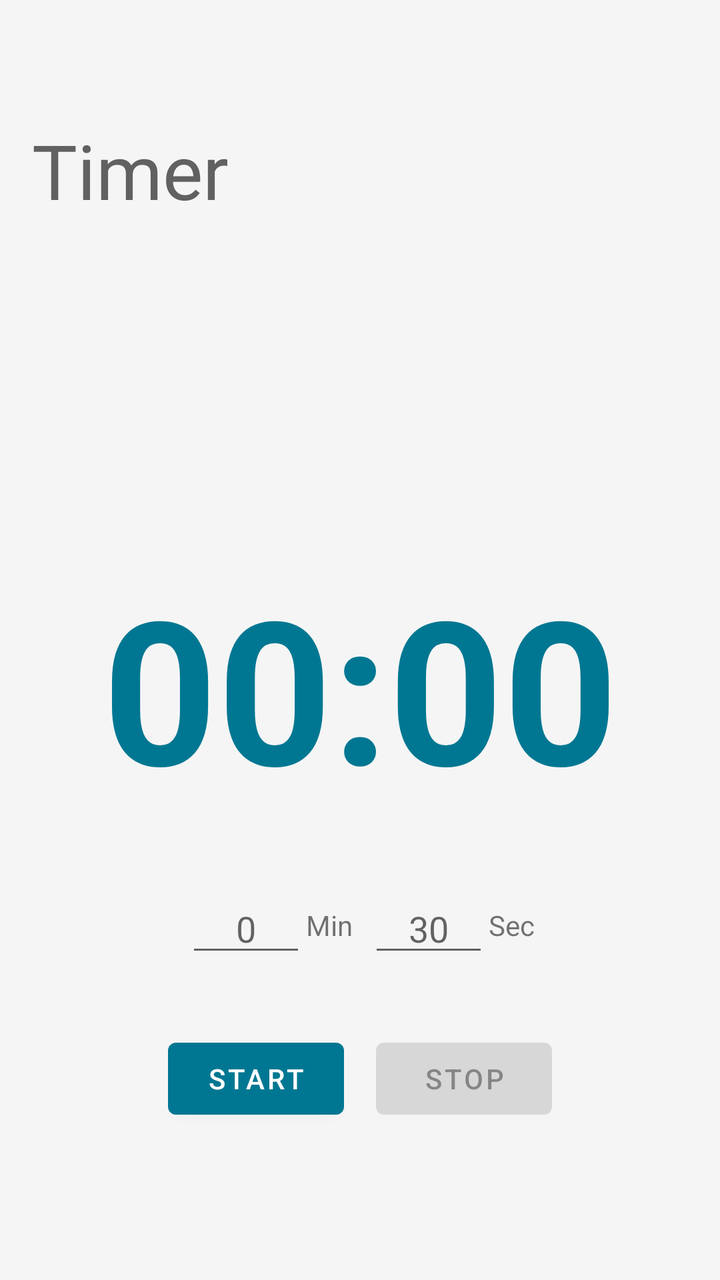
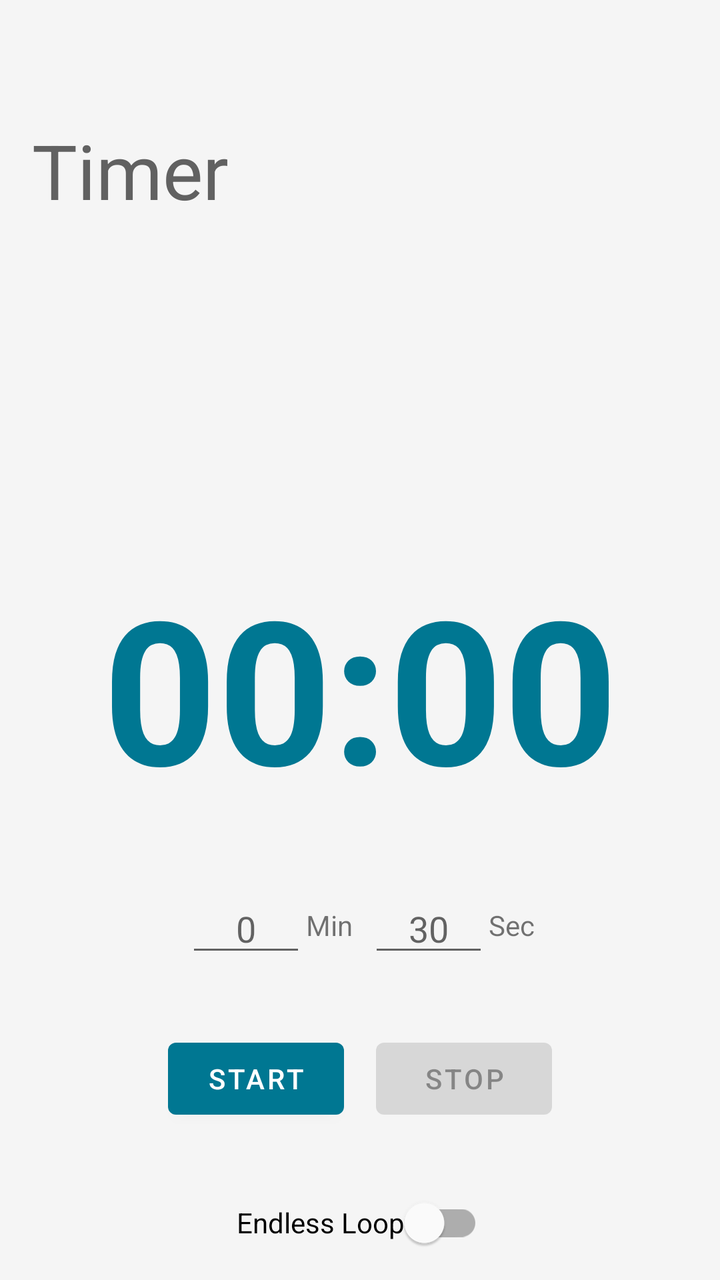

The first picture is an Android layout as it rendered before a commit; the second is the same layout after the commit. The layout source and the unified diff follow.
<!-- AndroidManifest.xml: application theme Theme.PracticeTime -->
<!-- res/layout/fragment_timer.xml -->
<?xml version="1.0" encoding="utf-8"?>
<androidx.coordinatorlayout.widget.CoordinatorLayout xmlns:android="http://schemas.android.com/apk/res/android"
    xmlns:app="http://schemas.android.com/apk/res-auto"
    xmlns:tools="http://schemas.android.com/tools"
    android:layout_width="match_parent"
    android:layout_height="match_parent"
    tools:context=".ui.timer.TimerFragment">

    <com.google.android.material.appbar.AppBarLayout
        android:id="@+id/timerAppbar"
        style="@style/AppBar">

        <com.google.android.material.appbar.CollapsingToolbarLayout
            android:id="@+id/timer_collapsing_toolbar_layout"
            style="@style/CollapsingToolbar"
            app:title="@string/navigationTimerTitle"
            app:toolbarId="@+id/timerToolbar">

            <androidx.appcompat.widget.Toolbar
                android:id="@+id/timerToolbar"
                style="@style/Toolbar" />

        </com.google.android.material.appbar.CollapsingToolbarLayout>
    </com.google.android.material.appbar.AppBarLayout>

    <androidx.constraintlayout.widget.ConstraintLayout
        android:layout_width="match_parent"
        android:layout_height="match_parent"
        app:layout_behavior="@string/appbar_scrolling_view_behavior">

        <TextView
            android:id="@+id/timerCountdown"
            android:layout_width="wrap_content"
            android:layout_height="wrap_content"
            android:text="00:00"
            android:textSize="100sp"
            android:textStyle="bold"
            android:textColor="?attr/colorPrimary"
            app:layout_constraintBottom_toTopOf="@+id/timerInputLayout"
            app:layout_constraintEnd_toEndOf="parent"
            app:layout_constraintStart_toStartOf="parent"
            app:layout_constraintTop_toTopOf="parent"
            app:layout_constraintVertical_chainStyle="packed" />

        <LinearLayout
            android:id="@+id/timerInputLayout"
            android:layout_width="wrap_content"
            android:layout_height="wrap_content"
            android:layout_marginTop="32dp"
            android:orientation="horizontal"
            android:gravity="center_vertical"
            app:layout_constraintBottom_toTopOf="@+id/timerControls"
            app:layout_constraintEnd_toEndOf="parent"
            app:layout_constraintStart_toStartOf="parent"
            app:layout_constraintTop_toBottomOf="@+id/timerCountdown">

            <EditText
                android:id="@+id/timerInputMinutes"
                android:layout_width="60dp"
                android:layout_height="wrap_content"
                android:gravity="center"
                android:hint="0"
                android:inputType="number"
                android:maxLength="2"
                android:autofillHints="none" />

            <TextView
                android:layout_width="wrap_content"
                android:layout_height="wrap_content"
                android:layout_marginEnd="8dp"
                android:text="@string/timer_minutes" />

            <EditText
                android:id="@+id/timerInputSeconds"
                android:layout_width="60dp"
                android:layout_height="wrap_content"
                android:gravity="center"
                android:hint="30"
                android:inputType="number"
                android:maxLength="2"
                android:autofillHints="none" />

            <TextView
                android:layout_width="wrap_content"
                android:layout_height="wrap_content"
                android:text="@string/timer_seconds" />

        </LinearLayout>

        <LinearLayout
            android:id="@+id/timerControls"
            android:layout_width="wrap_content"
            android:layout_height="wrap_content"
            android:layout_marginTop="32dp"
            android:orientation="horizontal"
            app:layout_constraintBottom_toBottomOf="parent"
            app:layout_constraintEnd_toEndOf="parent"
            app:layout_constraintStart_toStartOf="parent"
            app:layout_constraintTop_toBottomOf="@+id/timerInputLayout">

            <Button
                android:id="@+id/timerStartBtn"
                android:layout_width="wrap_content"
                android:layout_height="wrap_content"
                android:layout_marginEnd="16dp"
                android:text="@string/timer_start" />

            <Button
                android:id="@+id/timerStopBtn"
                android:layout_width="wrap_content"
                android:layout_height="wrap_content"
                android:text="@string/timer_stop"
                android:enabled="false" />

        </LinearLayout>

    </androidx.constraintlayout.widget.ConstraintLayout>

</androidx.coordinatorlayout.widget.CoordinatorLayout>
<!-- resources referenced by this layout -->
<resources>
  <string name="navigationTimerTitle">Timer</string>
  <string name="timer_minutes">Min</string>
  <string name="timer_seconds">Sec</string>
  <string name="timer_start">Start</string>
  <string name="timer_stop">Stop</string>
  <style name="AppBar" parent="">
          <item name="android:layout_width">match_parent</item>
          <item name="android:layout_height">wrap_content</item>
          <item name="android:background">?android:attr/colorBackground</item>
          <item name="android:fitsSystemWindows">true</item>
      </style>
  <style name="CollapsingToolbar" parent="">
          <item name="android:layout_width">match_parent</item>
          <item name="android:layout_height">128dp</item>
          <item name="collapsedTitleTextAppearance">@style/ToolbarTitleCollapsed</item>
          <item name="expandedTitleTextAppearance">@style/ToolbarTitleExpanded</item>
          <item name="expandedTitleMarginBottom">28dp</item>
          <item name="expandedTitleMarginStart">16dp</item>
          <item name="layout_scrollFlags">scroll|exitUntilCollapsed</item>
          <item name="titleCollapseMode">scale</item>
      </style>
  <style name="Toolbar" parent="">
          <item name="android:layout_width">match_parent</item>
          <item name="android:layout_height">?attr/actionBarSize</item>
          <item name="layout_collapseMode">pin</item>
      </style>
  <style name="Theme.PracticeTime" parent="Theme.MaterialComponents.DayNight.NoActionBar">
          
          <item name="colorPrimary">@color/primary_light</item>
          <item name="colorPrimaryVariant">@color/primary_light_variant</item>
          <item name="colorOnPrimary">@color/white</item>
          
          <item name="colorSecondary">@color/secondary_light</item>
          <item name="colorSecondaryVariant">@color/secondary_light</item>
          <item name="colorOnSecondary">@color/white</item>
          <item name="colorSurface">@color/white</item>
          <item name="colorOnSurface">@color/black</item>
          <item name="colorError">@color/md_red_500</item>
          <item name="colorOnError">@color/white</item>
          <item name="android:colorBackground">@color/md_grey_100</item>
          <item name="colorOnBackground">@color/black</item>
          
          <item name="android:statusBarColor" tools:targetApi="l">?attr/colorPrimaryVariant</item>
          <item name="android:navigationBarColor">?attr/colorSurface</item>
          <item name="android:windowLightNavigationBar" tools:targetApi="o_mr1">true</item>
          <item name="android:navigationBarDividerColor" tools:targetApi="o_mr1">@color/md_grey_300</item>
          
          
          
          
          <item name="colorOnSurfaceLowerContrast">@color/md_grey_700</item>
          <item name="android:windowLayoutInDisplayCutoutMode" tools:targetApi="o_mr1">shortEdges</item>
  
          <item name="colorControlActivated">@color/md_yellow_700</item>
      </style>
  <style name="ToolbarTitleCollapsed" parent="">
          <item name="android:textColor">?attr/colorOnSurfaceLowerContrast</item>
          <item name="android:textSize">24sp</item>
      </style>
  <style name="ToolbarTitleExpanded" parent="">
          <item name="android:textColor">?attr/colorOnSurfaceLowerContrast</item>
          <item name="android:textSize">38sp</item>
      </style>
  <color name="primary_light">#007792</color>
  <color name="primary_light_variant">#003543</color>
  <color name="white">#FFFFFFFF</color>
  <color name="secondary_light">@color/primary_light</color>
  <color name="black">#000000</color>
  <color name="md_red_500">#F44336</color>
  <color name="md_grey_100">#F5F5F5</color>
  <color name="md_grey_300">#E0E0E0</color>
  <color name="md_grey_700">#616161</color>
  <color name="md_yellow_700">#FBC02D</color>
</resources>

<!-- the commit's change to res/layout/fragment_timer.xml (unified diff, before → after) -->
@@ -114,6 +114,16 @@
 
         </LinearLayout>
 
+        <com.google.android.material.switchmaterial.SwitchMaterial
+            android:id="@+id/timerLoopSwitch"
+            android:layout_width="wrap_content"
+            android:layout_height="wrap_content"
+            android:layout_marginTop="24dp"
+            android:text="@string/timer_loop"
+            app:layout_constraintEnd_toEndOf="parent"
+            app:layout_constraintStart_toStartOf="parent"
+            app:layout_constraintTop_toBottomOf="@+id/timerControls" />
+
     </androidx.constraintlayout.widget.ConstraintLayout>
 
 </androidx.coordinatorlayout.widget.CoordinatorLayout>
<!-- resource entries referenced after the edit -->
@@ -1,6 +1,7 @@
 <!-- resources referenced by this layout -->
 <resources>
   <string name="navigationTimerTitle">Timer</string>
+  <string name="timer_loop">Endless Loop</string>
   <string name="timer_minutes">Min</string>
   <string name="timer_seconds">Sec</string>
   <string name="timer_start">Start</string>
